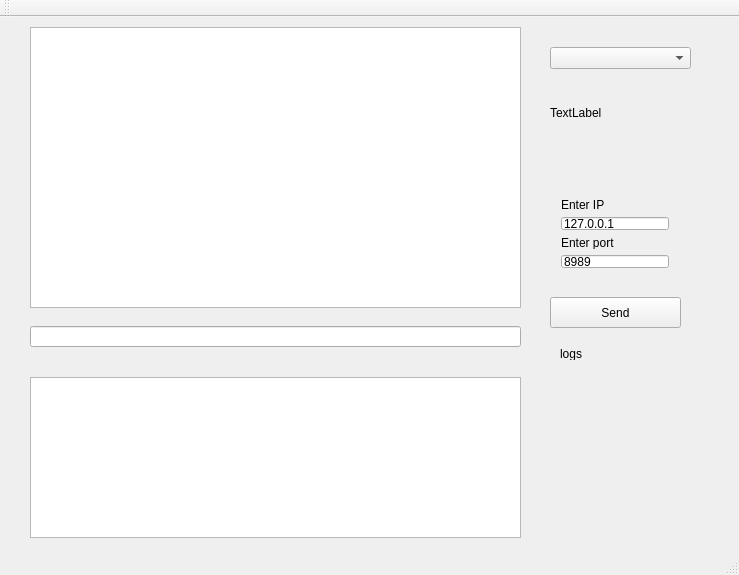
This is Peer/mainwindow.ui in Lv385/Project as Qt 5 draws it before an edit. The edited form follows.
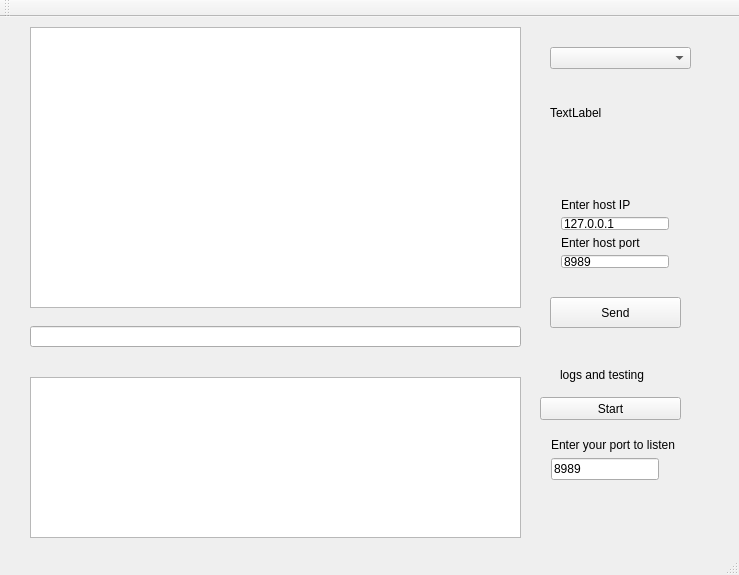
This is the edited form.

Commit message: added parser some comments gui for testing on local host, connection reading function revork and bugs:)

```diff
--- a/Peer/mainwindow.ui
+++ b/Peer/mainwindow.ui
@@ -70,17 +70,17 @@
      </rect>
     </property>
     <layout class="QFormLayout" name="formLayout">
-     <item row="0" column="0">
-      <widget class="QLabel" name="label">
+     <item row="1" column="0">
+      <widget class="QLineEdit" name="le_ip">
        <property name="text">
-        <string>Enter IP</string>
+        <string>127.0.0.1</string>
        </property>
       </widget>
      </item>
      <item row="2" column="0">
       <widget class="QLabel" name="label_2">
        <property name="text">
-        <string>Enter port</string>
+        <string>Enter host port</string>
        </property>
       </widget>
      </item>
@@ -91,10 +91,10 @@
        </property>
       </widget>
      </item>
-     <item row="1" column="0">
-      <widget class="QLineEdit" name="le_ip">
+     <item row="0" column="0">
+      <widget class="QLabel" name="label">
        <property name="text">
-        <string>127.0.0.1</string>
+        <string>Enter host IP</string>
        </property>
       </widget>
      </item>
@@ -114,13 +114,13 @@
     <property name="geometry">
      <rect>
       <x>560</x>
-      <y>330</y>
-      <width>47</width>
-      <height>13</height>
+      <y>350</y>
+      <width>101</width>
+      <height>16</height>
      </rect>
     </property>
     <property name="text">
-     <string>logs</string>
+     <string>logs and testing</string>
     </property>
    </widget>
    <widget class="QComboBox" name="comboBoxFriends">
@@ -133,6 +133,45 @@
      </rect>
     </property>
    </widget>
+   <widget class="QPushButton" name="pb_start">
+    <property name="geometry">
+     <rect>
+      <x>540</x>
+      <y>380</y>
+      <width>141</width>
+      <height>23</height>
+     </rect>
+    </property>
+    <property name="text">
+     <string>Start</string>
+    </property>
+   </widget>
+   <widget class="QWidget" name="layoutWidget_2">
+    <property name="geometry">
+     <rect>
+      <x>540</x>
+      <y>410</y>
+      <width>141</width>
+      <height>92</height>
+     </rect>
+    </property>
+    <layout class="QFormLayout" name="formLayout_2">
+     <item row="0" column="0">
+      <widget class="QLabel" name="label_3">
+       <property name="text">
+        <string>Enter your port to listen</string>
+       </property>
+      </widget>
+     </item>
+     <item row="1" column="0">
+      <widget class="QLineEdit" name="le_port_my">
+       <property name="text">
+        <string>8989</string>
+       </property>
+      </widget>
+     </item>
+    </layout>
+   </widget>
   </widget>
   <widget class="QMenuBar" name="menuBar">
    <property name="geometry">
```
The commit also changes 13 other files.
